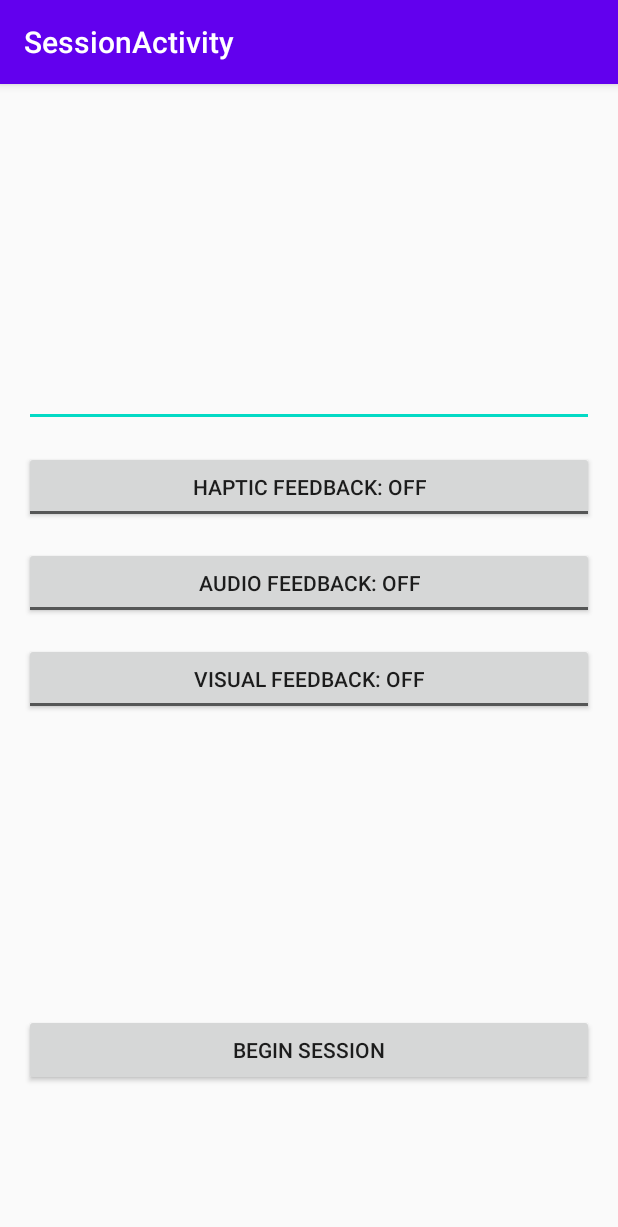
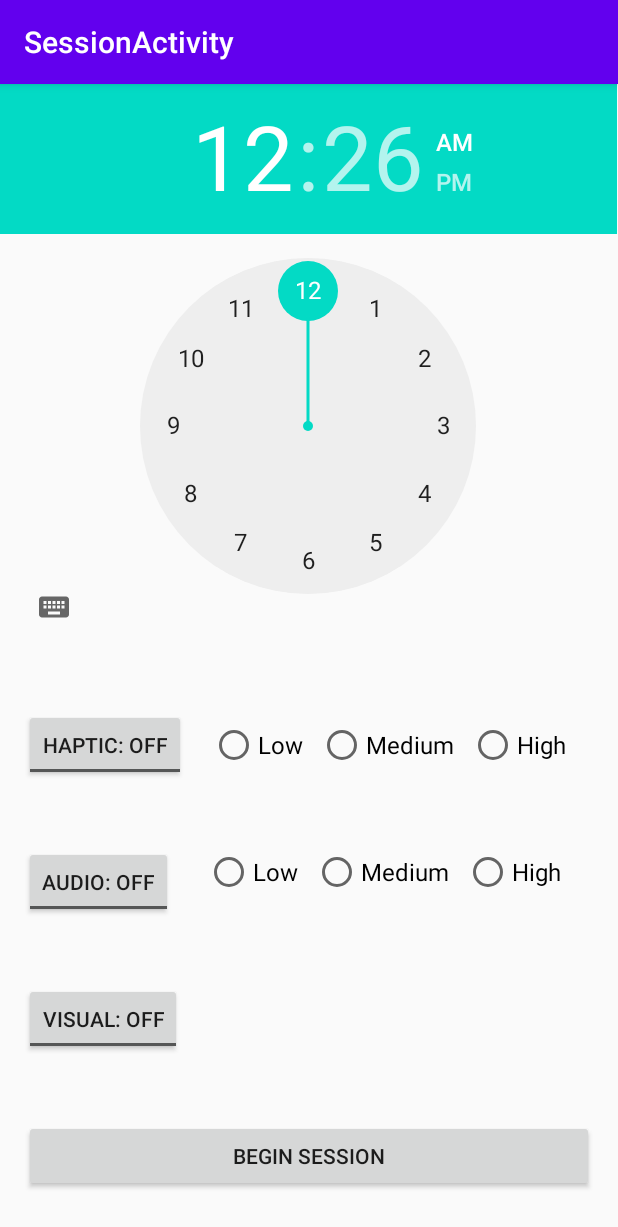
Before and after one commit to jjanton/TicTrac, an Android app: the SessionSetupFragment screen opened directly, with no data from a screen before it, on a phone screen of 412 x 824 dp. Shown: the top 1227 px of the screen. Run offline under Robolectric (Android 15) with nearby library versions, the phone set to English and light mode, and no system bars.

Commit message:
adding timer text and putting in a time selector

```diff
--- a/app/build.gradle
+++ b/app/build.gradle
@@ -35,6 +35,7 @@ dependencies {
     implementation 'androidx.navigation:navigation-ui:2.2.2'
     implementation 'androidx.legacy:legacy-support-v4:1.0.0'
     implementation 'androidx.lifecycle:lifecycle-extensions:2.2.0'
+    implementation 'joda-time:joda-time:2.10.6'
     testImplementation 'junit:junit:4.12'
     androidTestImplementation 'androidx.test.ext:junit:1.1.1'
     androidTestImplementation 'androidx.test.espresso:espresso-core:3.2.0'
--- a/app/src/main/java/com/project/tictrac/session/midsession/SessionFragment.java
+++ b/app/src/main/java/com/project/tictrac/session/midsession/SessionFragment.java
@@ -2,22 +2,19 @@ package com.project.tictrac.session.midsession;
 
 import androidx.lifecycle.Observer;
 import androidx.lifecycle.SavedStateViewModelFactory;
-import androidx.lifecycle.ViewModelProviders;
+import androidx.lifecycle.ViewModelProvider;
 
 import android.hardware.Sensor;
 import android.hardware.SensorManager;
 import android.media.MediaRecorder;
-import android.os.Build;
 import android.os.Bundle;
 
 import androidx.annotation.NonNull;
 import androidx.annotation.Nullable;
 import androidx.fragment.app.Fragment;
 
-import android.os.VibrationEffect;
+import android.os.CountDownTimer;
 import android.os.Vibrator;
-import android.provider.Telephony;
-import android.util.Log;
 import android.view.LayoutInflater;
 import android.view.View;
 import android.view.ViewGroup;
@@ -28,11 +25,16 @@ import com.project.tictrac.R;
 import com.project.tictrac.Utils;
 import com.project.tictrac.session.presession.SessionDetails;
 
+import org.joda.time.DateTime;
+import org.joda.time.Hours;
+
 import java.io.File;
-import java.io.IOException;
+import java.text.SimpleDateFormat;
+import java.time.LocalDateTime;
+import java.util.Date;
+import java.util.concurrent.TimeUnit;
 
 import static android.content.Context.SENSOR_SERVICE;
-import static android.content.Context.VIBRATOR_SERVICE;
 
 public class SessionFragment extends Fragment {
     final String LOG = "AudioRecorder";
@@ -48,11 +50,13 @@ public class SessionFragment extends Fragment {
 
     private SessionViewModel mViewModel;
     private SessionDetails sessionDetails;
-    private TextView testTextView;
+    private TextView timer;
+    private CountDownTimer countDownTimer;
     private TextView motionCounter;
     private TextView audioCounter;
     private Button vibratorButton;
 
+    // nice.
     private Vibrator vibrator;
 
     //TODO: We aren't stopping the motion/audio listeners. Even if you go back to another activity,
@@ -73,9 +77,10 @@ public class SessionFragment extends Fragment {
         // View model setup
         SavedStateViewModelFactory factory = new SavedStateViewModelFactory(
                 getActivity().getApplication(), this);
-        mViewModel = ViewModelProviders.of(this, factory).get(SessionViewModel.class);
+        mViewModel = new ViewModelProvider(this, factory).get(SessionViewModel.class);
 
         // Get UI elements
+        timer = getView().findViewById(R.id.countdownTimer);
         vibratorButton = getView().findViewById(R.id.vibratorButton);
         motionCounter = getView().findViewById(R.id.motionCounter);
         audioCounter = getView().findViewById(R.id.audioCounter);
@@ -123,7 +128,17 @@ public class SessionFragment extends Fragment {
         // Extract info from SessionDetail object
         if (bundle.containsKey("details")) {
             sessionDetails = (SessionDetails) bundle.getSerializable("details");
-            System.out.println(sessionDetails.getTimerValue());
+            Date currentTime = new Date();
+            long currentMillis = currentTime.getTime();
+            long timerMillis = (TimeUnit.HOURS.toMillis(sessionDetails.getTimerHour()) + TimeUnit.HOURS.toMillis(sessionDetails.getTimerMinute()) - currentMillis);
+            timerMillis = timerMillis - (TimeUnit.HOURS.toMillis(LocalDateTime.now().getHour()) + TimeUnit.MINUTES.toMillis(LocalDateTime.now().getMinute()));
+            long hours = sessionDetails.getTimerHour() - LocalDateTime.now().getHour();
+            long minutes = sessionDetails.getTimerMinute() - LocalDateTime.now().getMinute();
+            timer.setText(hours + ":" + minutes);
+            System.out.println(LocalDateTime.now().getHour());
+            System.out.println(LocalDateTime.now().getMinute());
+            System.out.println(sessionDetails.getTimerHour());
+            System.out.println(sessionDetails.getTimerMinute());
         }
 
         // Make phone vibrate for 1/2 second every time button clicked
--- a/app/src/main/java/com/project/tictrac/session/presession/SessionDetails.java
+++ b/app/src/main/java/com/project/tictrac/session/presession/SessionDetails.java
@@ -9,22 +9,26 @@ import java.io.Serializable;
  */
 public class SessionDetails implements Serializable {
 
-    private String timerValue;
+    private int timerHour;
+    private int timerMinute;
     private boolean hapticFeedback;
     private boolean audioFeedback;
     private boolean visualFeedback;
 
-    public SessionDetails(String timerValue, boolean hapticFeedback, boolean audioFeedback,
+    public SessionDetails(int timerHour, int timerMinute, boolean hapticFeedback, boolean audioFeedback,
                           boolean visualFeedback) {
-        this.timerValue = timerValue;
+        this.timerHour = timerHour;
+        this.timerMinute = timerMinute;
         this.hapticFeedback = hapticFeedback;
         this.audioFeedback = audioFeedback;
         this.visualFeedback = visualFeedback;
     }
 
-    public String getTimerValue() {
-        return timerValue;
+    public int getTimerHour() {
+        return timerHour;
     }
+
+    public int getTimerMinute() { return timerMinute; }
 
     public boolean getHapticFeedback() {
         return hapticFeedback;
--- a/app/src/main/java/com/project/tictrac/session/presession/SessionSetupFragment.java
+++ b/app/src/main/java/com/project/tictrac/session/presession/SessionSetupFragment.java
@@ -1,6 +1,6 @@
 package com.project.tictrac.session.presession;
 
-import androidx.lifecycle.ViewModelProviders;
+import androidx.lifecycle.ViewModelProvider;
 
 import android.content.Context;
 import android.os.Bundle;
@@ -13,7 +13,7 @@ import android.view.LayoutInflater;
 import android.view.View;
 import android.view.ViewGroup;
 import android.widget.Button;
-import android.widget.EditText;
+import android.widget.TimePicker;
 import android.widget.ToggleButton;
 
 import com.project.tictrac.R;
@@ -22,7 +22,7 @@ import com.project.tictrac.session.SessionActivityCallback;
 public class SessionSetupFragment extends Fragment {
 
     private SessionSetupViewModel mViewModel;
-    private EditText timerEditText;
+    private TimePicker timePicker;
     private ToggleButton hapticFeedbackToggleButton;
     private ToggleButton audioFeedbackToggleButton;
     private ToggleButton visualFeedbackToggleButton;
@@ -42,7 +42,7 @@ public class SessionSetupFragment extends Fragment {
     @Override
     public void onActivityCreated(@Nullable Bundle savedInstanceState) {
         super.onActivityCreated(savedInstanceState);
-        mViewModel = ViewModelProviders.of(this).get(SessionSetupViewModel.class);
+        mViewModel = new ViewModelProvider(this).get(SessionSetupViewModel.class);
 
         // Get UI elements, setup click listeners
         setupUI();
@@ -66,7 +66,7 @@ public class SessionSetupFragment extends Fragment {
      * This method sets up UI elements and click listeners, to be called in onActivityCreated
      */
     private void setupUI() {
-        timerEditText = getView().findViewById(R.id.timerEditText);
+        timePicker = getView().findViewById(R.id.timerPicker);
         hapticFeedbackToggleButton = getView().findViewById(R.id.hapticFeedbackToggleButton);
         audioFeedbackToggleButton = getView().findViewById(R.id.audioFeedbackToggleButton);
         visualFeedbackToggleButton = getView().findViewById(R.id.visualFeedbackToggleButton);
@@ -76,7 +76,8 @@ public class SessionSetupFragment extends Fragment {
         // and pass it back to the SessionActivity callback
         startSessionButton.setOnClickListener(v -> {
             SessionDetails details = new SessionDetails(
-                    timerEditText.getText().toString(),
+                    timePicker.getHour(),
+                    timePicker.getMinute(),
                     hapticFeedbackToggleButton.isChecked(),
                     audioFeedbackToggleButton.isChecked(),
                     visualFeedbackToggleButton.isChecked());
--- a/app/src/main/res/layout/session_fragment.xml
+++ b/app/src/main/res/layout/session_fragment.xml
@@ -50,4 +50,28 @@
         app:layout_constraintTop_toBottomOf="@+id/motionCounter"
         app:layout_constraintVertical_bias="0.18"
         tools:text="AUDIO COUNTER" />
+
+    <TextView
+        android:id="@+id/countdownTimer"
+        android:layout_width="326dp"
+        android:layout_height="286dp"
+        android:gravity="center"
+        android:textSize="64sp"
+        app:layout_constraintBottom_toTopOf="@+id/textView"
+        app:layout_constraintEnd_toEndOf="parent"
+        app:layout_constraintStart_toStartOf="parent"
+        app:layout_constraintTop_toTopOf="parent"
+        app:layout_constraintVertical_bias="0.23000002"
+        tools:text="00:00" />
+
+    <ProgressBar
+        android:id="@+id/progressBar"
+        style="?android:attr/progressBarStyleLarge"
+        android:layout_width="364dp"
+        android:layout_height="333dp"
+        android:layout_marginBottom="23dp"
+        app:layout_constraintBottom_toTopOf="@+id/textView"
+        app:layout_constraintEnd_toEndOf="parent"
+        app:layout_constraintStart_toStartOf="parent"
+        app:layout_constraintTop_toTopOf="parent" />
 </androidx.constraintlayout.widget.ConstraintLayout>
--- a/app/src/main/res/layout/session_setup_fragment.xml
+++ b/app/src/main/res/layout/session_setup_fragment.xml
@@ -7,59 +7,69 @@
     android:layout_height="match_parent"
     tools:context=".session.presession.SessionSetupFragment">
 
-    <EditText
-        android:id="@+id/timerEditText"
-        android:layout_width="match_parent"
+    <TimePicker
+        android:id="@+id/timerPicker"
+        android:layout_width="411dp"
+        android:layout_height="357dp"
+        app:layout_constraintStart_toStartOf="parent"
+        app:layout_constraintTop_toTopOf="parent" />
+
+    <!--    <EditText-->
+    <!--        android:id="@+id/timerEditText"-->
+    <!--        android:layout_width="match_parent"-->
+    <!--        android:layout_height="wrap_content"-->
+    <!--        android:layout_marginHorizontal="16sp"-->
+    <!--        android:layout_marginBottom="16sp"-->
+    <!--        android:inputType="number"-->
+    <!--        android:textAlignment="center"-->
+    <!--        app:layout_constraintBottom_toTopOf="@+id/hapticFeedbackToggleButton"-->
+    <!--        app:layout_constraintEnd_toEndOf="parent"-->
+    <!--        app:layout_constraintStart_toStartOf="parent"-->
+    <!--        app:layout_constraintTop_toTopOf="parent"-->
+    <!--        app:layout_constraintVertical_bias="0.88"-->
+    <!--        app:layout_constraintVertical_chainStyle="packed" />-->
+
+    <ToggleButton
+        android:id="@+id/hapticFeedbackToggleButton"
+        android:layout_width="wrap_content"
+        android:layout_height="wrap_content"
+        android:layout_marginHorizontal="16sp"
+        android:layout_marginTop="32dp"
+        android:layout_marginBottom="16sp"
+        android:textOff="@string/haptic_feedback_off"
+        android:textOn="HAPTIC: ON"
+        app:layout_constraintBottom_toTopOf="@+id/audioFeedbackToggleButton"
+        app:layout_constraintEnd_toEndOf="parent"
+        app:layout_constraintHorizontal_bias="0.0"
+        app:layout_constraintStart_toStartOf="parent"
+        app:layout_constraintTop_toBottomOf="@+id/timerPicker"
+        app:layout_constraintVertical_bias="0.49" />
+
+    <ToggleButton
+        android:id="@+id/audioFeedbackToggleButton"
+        android:layout_width="wrap_content"
         android:layout_height="wrap_content"
         android:layout_marginHorizontal="16sp"
         android:layout_marginBottom="16sp"
-        android:inputType="number"
-        android:textAlignment="center"
-        app:layout_constraintBottom_toTopOf="@+id/hapticFeedbackToggleButton"
-        app:layout_constraintEnd_toEndOf="parent"
-        app:layout_constraintStart_toStartOf="parent"
-        app:layout_constraintTop_toTopOf="parent"
-        app:layout_constraintVertical_chainStyle="packed" />
-
-    <ToggleButton
-        android:id="@+id/hapticFeedbackToggleButton"
-        android:layout_width="match_parent"
-        android:layout_height="wrap_content"
-        android:layout_marginHorizontal="16sp"
-        android:layout_marginBottom="16sp"
-        android:textOff="@string/haptic_feedback_off"
-        android:textOn="HAPTIC FEEDBACK: ON"
-        app:layout_constraintBottom_toTopOf="@+id/audioFeedbackToggleButton"
-        app:layout_constraintEnd_toEndOf="parent"
-        app:layout_constraintHorizontal_bias="0.5"
-        app:layout_constraintStart_toStartOf="parent"
-        app:layout_constraintTop_toBottomOf="@+id/timerEditText" />
-
-    <ToggleButton
-        android:id="@+id/audioFeedbackToggleButton"
-        android:layout_width="match_parent"
-        android:layout_height="wrap_content"
-        android:layout_marginHorizontal="16sp"
-        android:layout_marginBottom="16sp"
-        android:textOff="AUDIO FEEDBACK: OFF"
-        android:textOn="AUDIO FEEDBACK: ON"
+        android:textOff="AUDIO: OFF"
+        android:textOn="AUDIO: ON"
         app:layout_constraintBottom_toTopOf="@+id/visualFeedbackToggleButton"
         app:layout_constraintEnd_toEndOf="parent"
-        app:layout_constraintHorizontal_bias="0.5"
+        app:layout_constraintHorizontal_bias="0.0"
         app:layout_constraintStart_toStartOf="parent"
         app:layout_constraintTop_toBottomOf="@+id/hapticFeedbackToggleButton" />
 
     <ToggleButton
         android:id="@+id/visualFeedbackToggleButton"
-        android:layout_width="match_parent"
+        android:layout_width="wrap_content"
         android:layout_height="wrap_content"
         android:layout_marginHorizontal="16sp"
         android:layout_marginBottom="16sp"
-        android:textOff="VISUAL FEEDBACK: OFF"
-        android:textOn="VISUAL FEEDBACK: ON"
+        android:textOff="VISUAL: OFF"
+        android:textOn="VISUAL: ON"
         app:layout_constraintBottom_toTopOf="@+id/startSessionButton"
         app:layout_constraintEnd_toEndOf="parent"
-        app:layout_constraintHorizontal_bias="0.5"
+        app:layout_constraintHorizontal_bias="0.0"
         app:layout_constraintStart_toStartOf="parent"
         app:layout_constraintTop_toBottomOf="@+id/audioFeedbackToggleButton" />
 
@@ -69,10 +79,100 @@
         android:layout_height="wrap_content"
         android:layout_marginStart="16dp"
         android:layout_marginEnd="16dp"
-        android:layout_marginBottom="100dp"
         android:text="@string/begin_session"
         app:layout_constraintBottom_toBottomOf="parent"
         app:layout_constraintEnd_toEndOf="parent"
-        app:layout_constraintStart_toStartOf="parent" />
+        app:layout_constraintStart_toStartOf="parent"
+        app:layout_constraintTop_toBottomOf="@+id/timerPicker"
+        app:layout_constraintVertical_bias="0.92" />
+
+    <RadioGroup
+        android:id="@+id/HapticRadioGroup"
+        android:layout_width="247dp"
+        android:layout_height="32dp"
+        android:orientation="horizontal"
+        app:layout_constraintBottom_toBottomOf="@+id/hapticFeedbackToggleButton"
+        app:layout_constraintEnd_toEndOf="parent"
+        app:layout_constraintHorizontal_bias="0.85"
+        app:layout_constraintStart_toStartOf="parent"
+        app:layout_constraintTop_toTopOf="@+id/hapticFeedbackToggleButton"
+        app:layout_constraintVertical_bias="0.49">
+
+        <RadioButton
+            android:id="@+id/lowHaptic"
+            android:layout_width="wrap_content"
+            android:layout_height="match_parent"
+            android:layout_weight="1"
+            android:text="Low"
+            android:textSize="16sp"
+            tools:layout_editor_absoluteX="141dp"
+            tools:layout_editor_absoluteY="397dp" />
+
+        <RadioButton
+            android:id="@+id/mediumHaptic"
+            android:layout_width="wrap_content"
+            android:layout_height="match_parent"
+            android:layout_weight="1"
+            android:text="Medium"
+            android:textSize="16sp"
+            tools:layout_editor_absoluteX="218dp"
+            tools:layout_editor_absoluteY="397dp" />
+
+        <RadioButton
+            android:id="@+id/highHaptic"
+            android:layout_width="wrap_content"
+            android:layout_height="match_parent"
+            android:layout_weight="1"
+            android:text="High"
+            android:textSize="16sp"
+            tools:layout_editor_absoluteX="317dp"
+            tools:layout_editor_absoluteY="397dp" />
+
+    </RadioGroup>
+
+    <RadioGroup
+        android:id="@+id/AudioRadioGroup"
+        android:layout_width="247dp"
+        android:layout_height="32dp"
+        android:orientation="horizontal"
+        app:layout_constraintBottom_toTopOf="@+id/startSessionButton"
+        app:layout_constraintEnd_toEndOf="parent"
+        app:layout_constraintHorizontal_bias="0.83"
+        app:layout_constraintStart_toStartOf="parent"
+        app:layout_constraintTop_toBottomOf="@+id/HapticRadioGroup"
+        app:layout_constraintVertical_bias="0.26">
+
+        <RadioButton
+            android:id="@+id/lowAudio"
+            android:layout_width="wrap_content"
+            android:layout_height="match_parent"
+            android:layout_weight="1"
+            android:text="Low"
+            android:textSize="16sp"
+            tools:layout_editor_absoluteX="141dp"
+            tools:layout_editor_absoluteY="397dp" />
+
+        <RadioButton
+            android:id="@+id/mediumAudio"
+            android:layout_width="wrap_content"
+            android:layout_height="match_parent"
+            android:layout_weight="1"
+            android:text="Medium"
+            android:textSize="16sp"
+            tools:layout_editor_absoluteX="218dp"
+            tools:layout_editor_absoluteY="397dp" />
+
+        <RadioButton
+            android:id="@+id/highAudio"
+            android:layout_width="wrap_content"
+            android:layout_height="match_parent"
+            android:layout_weight="1"
+            android:text="High"
+            android:textSize="16sp"
+            tools:layout_editor_absoluteX="317dp"
+            tools:layout_editor_absoluteY="397dp" />
+
+    </RadioGroup>
+
 
 </androidx.constraintlayout.widget.ConstraintLayout>
--- a/app/src/main/res/values/strings.xml
+++ b/app/src/main/res/values/strings.xml
@@ -17,6 +17,6 @@
     values-round/strings.xml for round devices.
     -->
     <string name="hello_world">Hello Square World!</string>
-    <string name="haptic_feedback_off">Haptic Feedback: OFF</string>
+    <string name="haptic_feedback_off">Haptic: OFF</string>
     <string name="begin_session">BEGIN SESSION</string>
 </resources>
```
